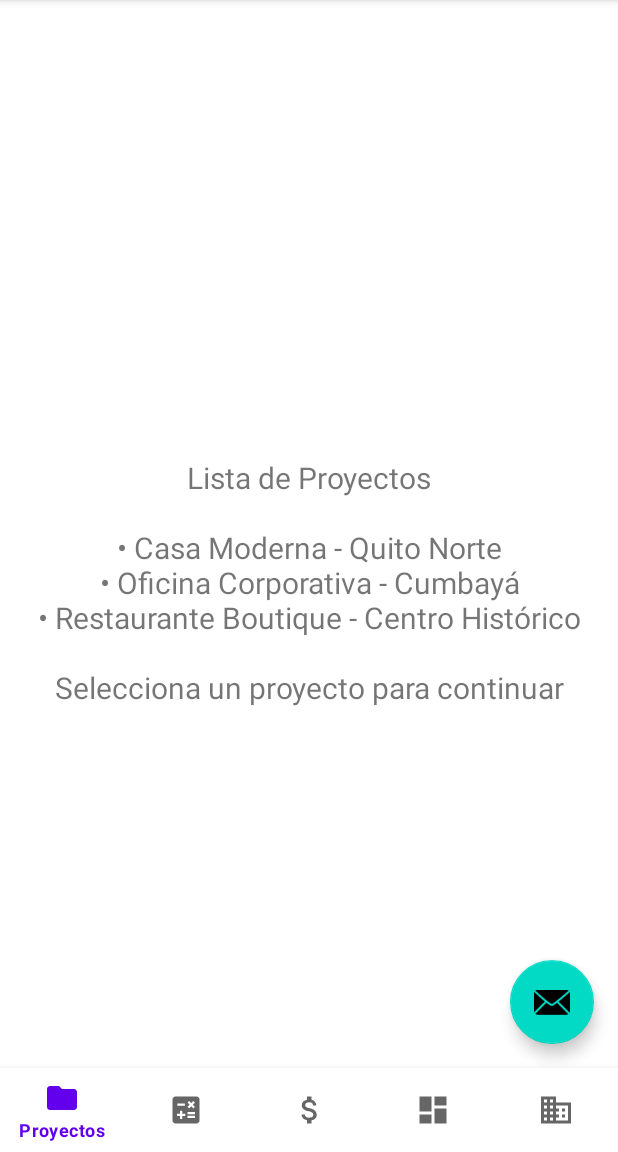
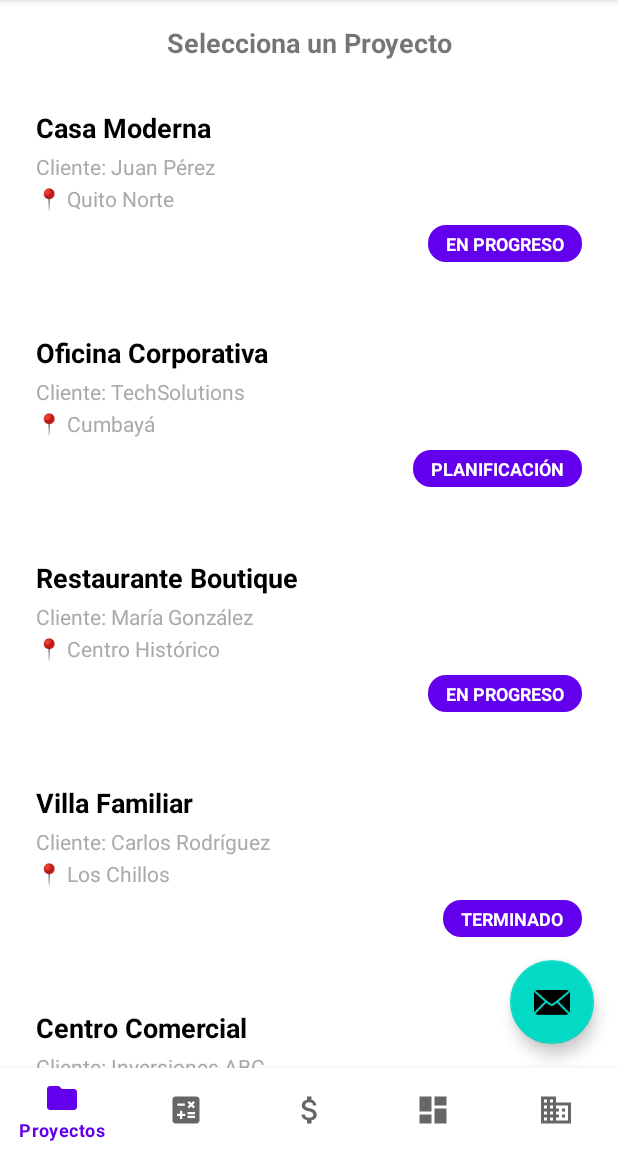
Before and after one commit to JosueZ99/RegenerApp, an Android app: the screen it shows after launch (MainActivity), on a phone screen of 412 x 824 dp, the part 84-1236 px from its top. Run offline under Robolectric (Android 15) with nearby library versions, the phone set to English and light mode, and no system bars; our stand-ins replace navigation-ui.

Commit message:
Add project selection demo

```diff
--- a/app/src/main/java/com/regenerarestudio/regenerapp/MainActivity.java
+++ b/app/src/main/java/com/regenerarestudio/regenerapp/MainActivity.java
@@ -78,6 +78,7 @@ public class MainActivity extends AppCompatActivity {
 
         // Inicializar estado de navegación
         updateNavigationState();
+        updateToolbarTitle();
     }
 
     private void setupBottomNavigation() {
@@ -178,9 +179,20 @@ public class MainActivity extends AppCompatActivity {
         this.isProjectSelected = selected;
         this.currentProjectName = projectName;
         updateNavigationState();
+        updateToolbarTitle();
 
         if (selected) {
             Toast.makeText(this, "Proyecto seleccionado: " + projectName, Toast.LENGTH_SHORT).show();
+        }
+    }
+
+    private void updateToolbarTitle() {
+        if (getSupportActionBar() != null) {
+            if (isProjectSelected) {
+                getSupportActionBar().setTitle("📁 " + currentProjectName);
+            } else {
+                getSupportActionBar().setTitle(getString(R.string.app_name));
+            }
         }
     }
 
--- /dev/null
+++ b/app/src/main/java/com/regenerarestudio/regenerapp/model/Project.java
@@ -0,0 +1,38 @@
+package com.regenerarestudio.regenerapp.model;
+
+public class Project {
+    private int id;
+    private String name;
+    private String client;
+    private String location;
+    private String type;
+    private String status;
+    private boolean isSelected;
+
+    public Project(int id, String name, String client, String location, String type, String status) {
+        this.id = id;
+        this.name = name;
+        this.client = client;
+        this.location = location;
+        this.type = type;
+        this.status = status;
+        this.isSelected = false;
+    }
+
+    // Getters
+    public int getId() { return id; }
+    public String getName() { return name; }
+    public String getClient() { return client; }
+    public String getLocation() { return location; }
+    public String getType() { return type; }
+    public String getStatus() { return status; }
+    public boolean isSelected() { return isSelected; }
+
+    // Setters
+    public void setSelected(boolean selected) { this.isSelected = selected; }
+
+    @Override
+    public String toString() {
+        return name;
+    }
+}
--- /dev/null
+++ b/app/src/main/java/com/regenerarestudio/regenerapp/ui/proyectos/ProjectsAdapter.java
@@ -0,0 +1,89 @@
+package com.regenerarestudio.regenerapp.ui.proyectos;
+
+import android.view.LayoutInflater;
+import android.view.View;
+import android.view.ViewGroup;
+import android.widget.TextView;
+import androidx.annotation.NonNull;
+import androidx.recyclerview.widget.RecyclerView;
+import com.regenerarestudio.regenerapp.R;
+import com.regenerarestudio.regenerapp.model.Project;
+import java.util.List;
+
+public class ProjectsAdapter extends RecyclerView.Adapter<ProjectsAdapter.ProjectViewHolder> {
+
+    private List<Project> projects;
+    private OnProjectClickListener listener;
+
+    public interface OnProjectClickListener {
+        void onProjectClick(Project project);
+    }
+
+    public ProjectsAdapter(List<Project> projects, OnProjectClickListener listener) {
+        this.projects = projects;
+        this.listener = listener;
+    }
+
+    @NonNull
+    @Override
+    public ProjectViewHolder onCreateViewHolder(@NonNull ViewGroup parent, int viewType) {
+        View view = LayoutInflater.from(parent.getContext())
+                .inflate(R.layout.item_project, parent, false);
+        return new ProjectViewHolder(view);
+    }
+
+    @Override
+    public void onBindViewHolder(@NonNull ProjectViewHolder holder, int position) {
+        Project project = projects.get(position);
+        holder.bind(project);
+    }
+
+    @Override
+    public int getItemCount() {
+        return projects.size();
+    }
+
+    public void updateProjects(List<Project> newProjects) {
+        this.projects = newProjects;
+        notifyDataSetChanged();
+    }
+
+    class ProjectViewHolder extends RecyclerView.ViewHolder {
+        private TextView tvProjectName;
+        private TextView tvProjectClient;
+        private TextView tvProjectLocation;
+        private TextView tvProjectStatus;
+        private View itemView;
+
+        public ProjectViewHolder(@NonNull View itemView) {
+            super(itemView);
+            this.itemView = itemView;
+            tvProjectName = itemView.findViewById(R.id.tv_project_name);
+            tvProjectClient = itemView.findViewById(R.id.tv_project_client);
+            tvProjectLocation = itemView.findViewById(R.id.tv_project_location);
+            tvProjectStatus = itemView.findViewById(R.id.tv_project_status);
+
+            itemView.setOnClickListener(v -> {
+                int position = getAdapterPosition();
+                if (position != RecyclerView.NO_POSITION && listener != null) {
+                    listener.onProjectClick(projects.get(position));
+                }
+            });
+        }
+
+        public void bind(Project project) {
+            tvProjectName.setText(project.getName());
+            tvProjectClient.setText("Cliente: " + project.getClient());
+            tvProjectLocation.setText("📍 " + project.getLocation());
+            tvProjectStatus.setText(project.getStatus());
+
+            // Resaltar proyecto seleccionado
+            if (project.isSelected()) {
+                itemView.setBackgroundResource(R.color.teal_200);
+                tvProjectStatus.setText("✓ SELECCIONADO");
+            } else {
+                itemView.setBackgroundResource(android.R.color.transparent);
+            }
+        }
+    }
+}
--- a/app/src/main/java/com/regenerarestudio/regenerapp/ui/proyectos/ProyectosFragment.java
+++ b/app/src/main/java/com/regenerarestudio/regenerapp/ui/proyectos/ProyectosFragment.java
@@ -4,27 +4,60 @@ import android.os.Bundle;
 import android.view.LayoutInflater;
 import android.view.View;
 import android.view.ViewGroup;
-import android.widget.TextView;
 import androidx.annotation.NonNull;
 import androidx.fragment.app.Fragment;
 import androidx.lifecycle.ViewModelProvider;
+import androidx.recyclerview.widget.LinearLayoutManager;
+import androidx.recyclerview.widget.RecyclerView;
+import com.regenerarestudio.regenerapp.MainActivity;
 import com.regenerarestudio.regenerapp.databinding.FragmentProyectosBinding;
+import com.regenerarestudio.regenerapp.model.Project;
 
-public class ProyectosFragment extends Fragment {
+public class ProyectosFragment extends Fragment implements ProjectsAdapter.OnProjectClickListener {
 
     private FragmentProyectosBinding binding;
+    private ProyectosViewModel proyectosViewModel;
+    private ProjectsAdapter adapter;
 
     public View onCreateView(@NonNull LayoutInflater inflater,
                              ViewGroup container, Bundle savedInstanceState) {
-        ProyectosViewModel proyectosViewModel =
-                new ViewModelProvider(this).get(ProyectosViewModel.class);
+        proyectosViewModel = new ViewModelProvider(this).get(ProyectosViewModel.class);
 
         binding = FragmentProyectosBinding.inflate(inflater, container, false);
         View root = binding.getRoot();
 
-        final TextView textView = binding.textProyectos;
-        proyectosViewModel.getText().observe(getViewLifecycleOwner(), textView::setText);
+        setupRecyclerView();
+        observeViewModel();
+
         return root;
+    }
+
+    private void setupRecyclerView() {
+        RecyclerView recyclerView = binding.rvProjects;
+        recyclerView.setLayoutManager(new LinearLayoutManager(getContext()));
+
+        adapter = new ProjectsAdapter(proyectosViewModel.getProjects().getValue(), this);
+        recyclerView.setAdapter(adapter);
+    }
+
+    private void observeViewModel() {
+        proyectosViewModel.getProjects().observe(getViewLifecycleOwner(), projects -> {
+            if (adapter != null) {
+                adapter.updateProjects(projects);
+            }
+        });
+    }
+
+    @Override
+    public void onProjectClick(Project project) {
+        // Seleccionar el proyecto en el ViewModel
+        proyectosViewModel.selectProject(project);
+
+        // Notificar al MainActivity sobre la selección
+        if (getActivity() instanceof MainActivity) {
+            MainActivity mainActivity = (MainActivity) getActivity();
+            mainActivity.setProjectSelected(true, project.getName());
+        }
     }
 
     @Override
--- a/app/src/main/java/com/regenerarestudio/regenerapp/ui/proyectos/ProyectosViewModel.java
+++ b/app/src/main/java/com/regenerarestudio/regenerapp/ui/proyectos/ProyectosViewModel.java
@@ -3,17 +3,56 @@ package com.regenerarestudio.regenerapp.ui.proyectos;
 import androidx.lifecycle.LiveData;
 import androidx.lifecycle.MutableLiveData;
 import androidx.lifecycle.ViewModel;
+import com.regenerarestudio.regenerapp.model.Project;
+import java.util.ArrayList;
+import java.util.List;
 
 public class ProyectosViewModel extends ViewModel {
 
-    private final MutableLiveData<String> mText;
+    private final MutableLiveData<List<Project>> projectsLiveData;
+    private List<Project> projects;
 
     public ProyectosViewModel() {
-        mText = new MutableLiveData<>();
-        mText.setValue("Lista de Proyectos\n\n• Casa Moderna - Quito Norte\n• Oficina Corporativa - Cumbayá\n• Restaurante Boutique - Centro Histórico\n\nSelecciona un proyecto para continuar");
+        projectsLiveData = new MutableLiveData<>();
+        projects = createSampleProjects();
+        projectsLiveData.setValue(projects);
     }
 
-    public LiveData<String> getText() {
-        return mText;
+    private List<Project> createSampleProjects() {
+        List<Project> sampleProjects = new ArrayList<>();
+
+        sampleProjects.add(new Project(1, "Casa Moderna", "Juan Pérez", "Quito Norte", "Residencial", "EN PROGRESO"));
+        sampleProjects.add(new Project(2, "Oficina Corporativa", "TechSolutions", "Cumbayá", "Comercial", "PLANIFICACIÓN"));
+        sampleProjects.add(new Project(3, "Restaurante Boutique", "María González", "Centro Histórico", "Comercial", "EN PROGRESO"));
+        sampleProjects.add(new Project(4, "Villa Familiar", "Carlos Rodríguez", "Los Chillos", "Residencial", "TERMINADO"));
+        sampleProjects.add(new Project(5, "Centro Comercial", "Inversiones ABC", "Norte de Quito", "Comercial", "PRESUPUESTO"));
+
+        return sampleProjects;
+    }
+
+    public LiveData<List<Project>> getProjects() {
+        return projectsLiveData;
+    }
+
+    public void selectProject(Project selectedProject) {
+        // Deseleccionar todos los proyectos
+        for (Project project : projects) {
+            project.setSelected(false);
+        }
+
+        // Seleccionar el proyecto clickeado
+        selectedProject.setSelected(true);
+
+        // Actualizar LiveData
+        projectsLiveData.setValue(projects);
+    }
+
+    public Project getSelectedProject() {
+        for (Project project : projects) {
+            if (project.isSelected()) {
+                return project;
+            }
+        }
+        return null;
     }
 }
--- /dev/null
+++ b/app/src/main/res/drawable/status_background.xml
@@ -0,0 +1,6 @@
+<?xml version="1.0" encoding="utf-8"?>
+<shape xmlns:android="http://schemas.android.com/apk/res/android"
+    android:shape="rectangle">
+    <solid android:color="@color/purple_500" />
+    <corners android:radius="12dp" />
+</shape>
--- a/app/src/main/res/layout/fragment_proyectos.xml
+++ b/app/src/main/res/layout/fragment_proyectos.xml
@@ -7,16 +7,31 @@
     tools:context=".ui.proyectos.ProyectosFragment">
 
     <TextView
-        android:id="@+id/text_proyectos"
+        android:id="@+id/tv_header"
         android:layout_width="match_parent"
         android:layout_height="wrap_content"
-        android:layout_marginStart="8dp"
+        android:layout_marginStart="16dp"
+        android:layout_marginTop="16dp"
+        android:layout_marginEnd="16dp"
+        android:text="Selecciona un Proyecto"
+        android:textAlignment="center"
+        android:textSize="18sp"
+        android:textStyle="bold"
+        app:layout_constraintEnd_toEndOf="parent"
+        app:layout_constraintStart_toStartOf="parent"
+        app:layout_constraintTop_toTopOf="parent" />
+
+    <androidx.recyclerview.widget.RecyclerView
+        android:id="@+id/rv_projects"
+        android:layout_width="match_parent"
+        android:layout_height="0dp"
         android:layout_marginTop="8dp"
-        android:layout_marginEnd="8dp"
-        android:textAlignment="center"
-        android:textSize="20sp"
+        android:clipToPadding="false"
+        android:paddingBottom="80dp"
         app:layout_constraintBottom_toBottomOf="parent"
         app:layout_constraintEnd_toEndOf="parent"
         app:layout_constraintStart_toStartOf="parent"
-        app:layout_constraintTop_toTopOf="parent" />
+        app:layout_constraintTop_toBottomOf="@+id/tv_header"
+        tools:listitem="@layout/item_project" />
+
 </androidx.constraintlayout.widget.ConstraintLayout>
--- /dev/null
+++ b/app/src/main/res/layout/item_project.xml
@@ -0,0 +1,63 @@
+<?xml version="1.0" encoding="utf-8"?>
+<androidx.cardview.widget.CardView xmlns:android="http://schemas.android.com/apk/res/android"
+    xmlns:app="http://schemas.android.com/apk/res-auto"
+    xmlns:tools="http://schemas.android.com/tools"
+    android:layout_width="match_parent"
+    android:layout_height="wrap_content"
+    android:layout_margin="8dp"
+    android:clickable="true"
+    android:focusable="true"
+    android:foreground="?android:attr/selectableItemBackground"
+    app:cardCornerRadius="8dp"
+    app:cardElevation="4dp">
+
+    <LinearLayout
+        android:layout_width="match_parent"
+        android:layout_height="wrap_content"
+        android:orientation="vertical"
+        android:padding="16dp">
+
+        <TextView
+            android:id="@+id/tv_project_name"
+            android:layout_width="match_parent"
+            android:layout_height="wrap_content"
+            android:textColor="@android:color/black"
+            android:textSize="18sp"
+            android:textStyle="bold"
+            tools:text="Casa Moderna" />
+
+        <TextView
+            android:id="@+id/tv_project_client"
+            android:layout_width="match_parent"
+            android:layout_height="wrap_content"
+            android:layout_marginTop="4dp"
+            android:textColor="@android:color/darker_gray"
+            android:textSize="14sp"
+            tools:text="Cliente: Juan Pérez" />
+
+        <TextView
+            android:id="@+id/tv_project_location"
+            android:layout_width="match_parent"
+            android:layout_height="wrap_content"
+            android:layout_marginTop="2dp"
+            android:textColor="@android:color/darker_gray"
+            android:textSize="14sp"
+            tools:text="📍 Quito Norte" />
+
+        <TextView
+            android:id="@+id/tv_project_status"
+            android:layout_width="wrap_content"
+            android:layout_height="wrap_content"
+            android:layout_gravity="end"
+            android:layout_marginTop="8dp"
+            android:background="@drawable/status_background"
+            android:paddingHorizontal="12dp"
+            android:paddingVertical="4dp"
+            android:textColor="@android:color/white"
+            android:textSize="12sp"
+            android:textStyle="bold"
+            tools:text="EN PROGRESO" />
+
+    </LinearLayout>
+
+</androidx.cardview.widget.CardView>
```
